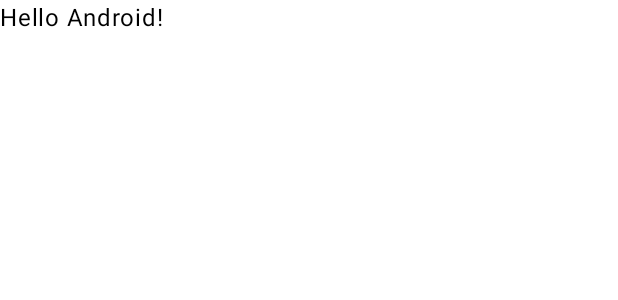
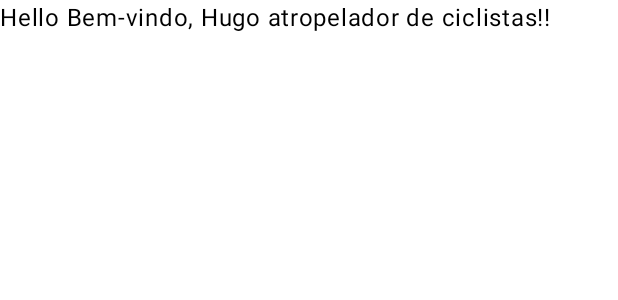
Before and after one commit to HenriqueChenWyden/Evadao, an Android app built with Jetpack Compose: the @Preview function GreetingPreview, on a phone screen of 412 x 824 dp. Shown: the top 300 px of the screen. Run offline under Robolectric (Android 15) with nearby library versions, the phone set to English and light mode, and no system bars.

Commit message:
Commit #1 Modified Greeting

```diff
--- a/app/src/main/java/br/com/evadao/MainActivity.kt
+++ b/app/src/main/java/br/com/evadao/MainActivity.kt
@@ -42,6 +42,6 @@ fun Greeting(name: String, modifier: Modifier = Modifier) {
 @Composable
 fun GreetingPreview() {
     EvadãoTheme {
-        Greeting("Android")
+        Greeting("Bem-vindo, Hugo atropelador de ciclistas!")
     }
 }
```
